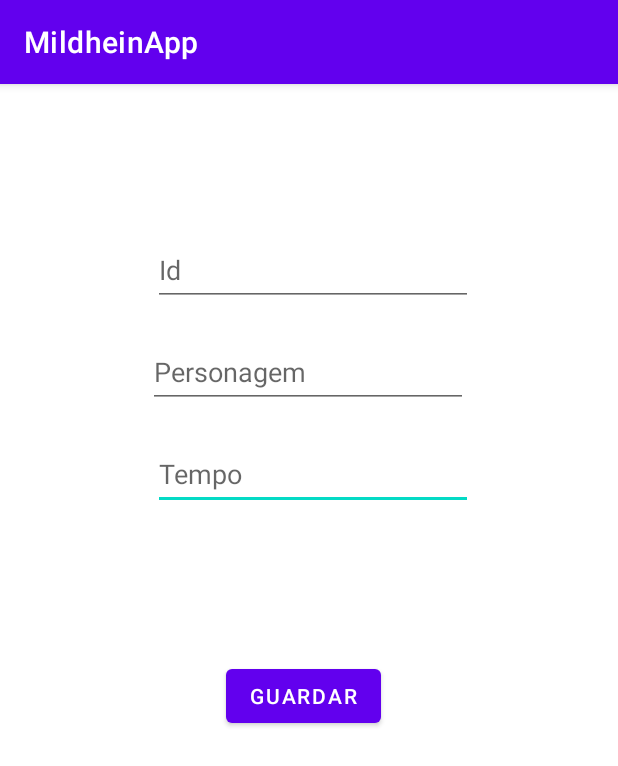
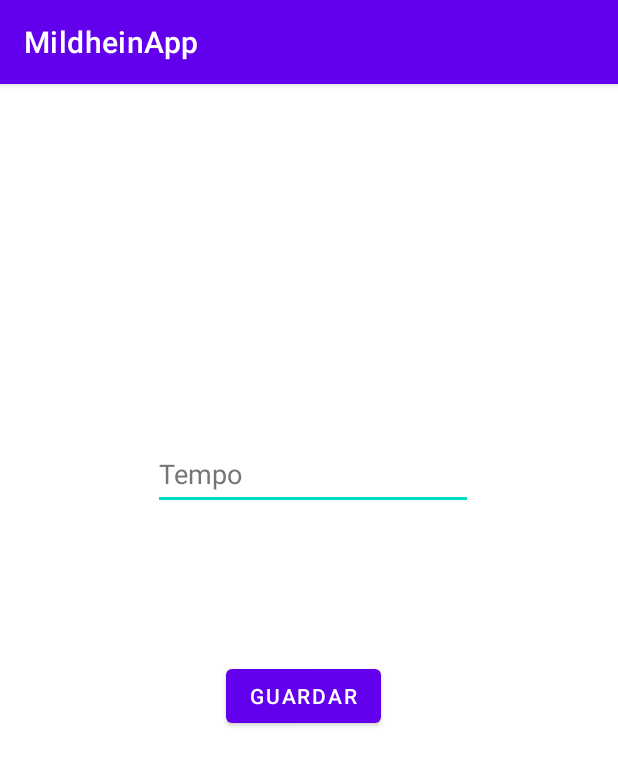
Before and after one commit to LeoOliverr/Mildhein-App, an Android app: the ActivityCadastro screen opened directly, with no data from a screen before it, on a phone screen of 412 x 824 dp. Shown: the top 766 px of the screen. Run offline under Robolectric (Android 15) with nearby library versions, the phone set to English and light mode, and no system bars.

Commit message:
Finalização do aplicativo

```diff
--- a/app/src/main/java/com/example/mildheinapp/ActivityCadastro.java
+++ b/app/src/main/java/com/example/mildheinapp/ActivityCadastro.java
@@ -2,13 +2,48 @@ package com.example.mildheinapp;
 
 import androidx.appcompat.app.AppCompatActivity;
 
+import android.database.sqlite.SQLiteDatabase;
+import android.database.sqlite.SQLiteStatement;
 import android.os.Bundle;
+import android.text.TextUtils;
+import android.view.View;
+import android.widget.Button;
+import android.widget.EditText;
 
 public class ActivityCadastro extends AppCompatActivity {
-
+    EditText Tempo;
+    Button Guardar;
+    private SQLiteDatabase PartidaDados;
     @Override
     protected void onCreate(Bundle savedInstanceState) {
         super.onCreate(savedInstanceState);
         setContentView(R.layout.activity_cadastro);
+
+        Tempo = findViewById(R.id.editTextTextPersonName6);
+        Guardar = findViewById(R.id.button4);
+
+        Guardar.setOnClickListener(new View.OnClickListener() {
+            @Override
+            public void onClick(View v) {
+                CadastrarDados();
+
+            }
+        });
+    }
+    public void CadastrarDados(){
+        if (!TextUtils.isEmpty(Tempo.getText().toString())) {
+            try {
+
+                PartidaDados = openOrCreateDatabase("Records", MODE_PRIVATE, null);
+                String sql = "INSERT INTO partidas (tempo) VALUES (?)";
+                SQLiteStatement stmt = PartidaDados.compileStatement(sql);
+                stmt.bindString(1, Tempo.getText().toString());
+                stmt.executeInsert();
+                PartidaDados.close();
+                finish();
+            } catch (Exception e) {
+                e.printStackTrace();
+            }
+        }
     }
 }
--- a/app/src/main/res/layout/activity_cadastro.xml
+++ b/app/src/main/res/layout/activity_cadastro.xml
@@ -11,32 +11,21 @@
         android:layout_width="wrap_content"
         android:layout_height="wrap_content"
         android:layout_marginStart="102dp"
-        android:layout_marginTop="20dp"
+        android:layout_marginTop="236dp"
         android:layout_marginEnd="100dp"
+        android:layout_marginBottom="100dp"
+        android:autofillHints=""
         android:ems="10"
         android:hint="@string/Time_Table"
         android:inputType="textPersonName"
         android:minHeight="48dp"
+        android:textColorHint="#757575"
+        app:layout_constraintBottom_toTopOf="@+id/button4"
         app:layout_constraintEnd_toEndOf="parent"
         app:layout_constraintHorizontal_bias="0.0"
         app:layout_constraintStart_toStartOf="parent"
-        app:layout_constraintTop_toBottomOf="@+id/editTextTextPersonName5" />
-
-    <EditText
-        android:id="@+id/editTextTextPersonName5"
-        android:layout_width="wrap_content"
-        android:layout_height="wrap_content"
-        android:layout_marginStart="102dp"
-        android:layout_marginTop="20dp"
-        android:layout_marginEnd="100dp"
-        android:ems="10"
-        android:hint="@string/Character_Table"
-        android:inputType="textPersonName"
-        android:minHeight="48dp"
-        app:layout_constraintEnd_toEndOf="parent"
-        app:layout_constraintHorizontal_bias="1.0"
-        app:layout_constraintStart_toStartOf="parent"
-        app:layout_constraintTop_toBottomOf="@+id/editTextTextPersonName7" />
+        app:layout_constraintTop_toTopOf="parent"
+        tools:text="@tools:sample/date/hhmm" />
 
     <Button
         android:id="@+id/button4"
@@ -51,20 +40,4 @@
         app:layout_constraintStart_toStartOf="parent"
         app:layout_constraintTop_toBottomOf="@+id/editTextTextPersonName6" />
 
-    <EditText
-        android:id="@+id/editTextTextPersonName7"
-        android:layout_width="wrap_content"
-        android:layout_height="wrap_content"
-        android:layout_marginStart="102dp"
-        android:layout_marginTop="100dp"
-        android:layout_marginEnd="100dp"
-        android:ems="10"
-        android:hint="@string/ID_Table"
-        android:inputType="textPersonName"
-        android:minHeight="48dp"
-        app:layout_constraintEnd_toEndOf="parent"
-        app:layout_constraintHorizontal_bias="0.0"
-        app:layout_constraintStart_toStartOf="parent"
-        app:layout_constraintTop_toTopOf="parent" />
-
 </androidx.constraintlayout.widget.ConstraintLayout>
--- a/app/src/main/res/layout/activity_main.xml
+++ b/app/src/main/res/layout/activity_main.xml
@@ -50,7 +50,7 @@
             android:layout_height="wrap_content"
             android:text="@string/Cadastro"
             android:translationX="120dp"
-            android:translationY="600dp" />
+            android:translationY="300dp" />
     </FrameLayout>
 
     <com.google.android.material.bottomnavigation.BottomNavigationView
--- a/app/src/main/res/menu/bottom_nav_menu.xml
+++ b/app/src/main/res/menu/bottom_nav_menu.xml
@@ -16,9 +16,5 @@
         android:icon="@drawable/ic_baseline_info_24"
         android:title="Info"/>
 
-    <item
-        android:id="@+id/form"
-        android:icon="@drawable/ic_baseline_list_alt_24"
-        android:title="Form"/>
 
 </menu>
```
Also changed, not shown: app/src/main/java/com/example/mildheinapp/EmptyFragment.java (deleted, +0 -17 lines), app/src/main/java/com/example/mildheinapp/MainActivity.java (+24 -10 lines), app/src/main/res/layout/fragment_empty.xml (deleted, +0 -68 lines).
